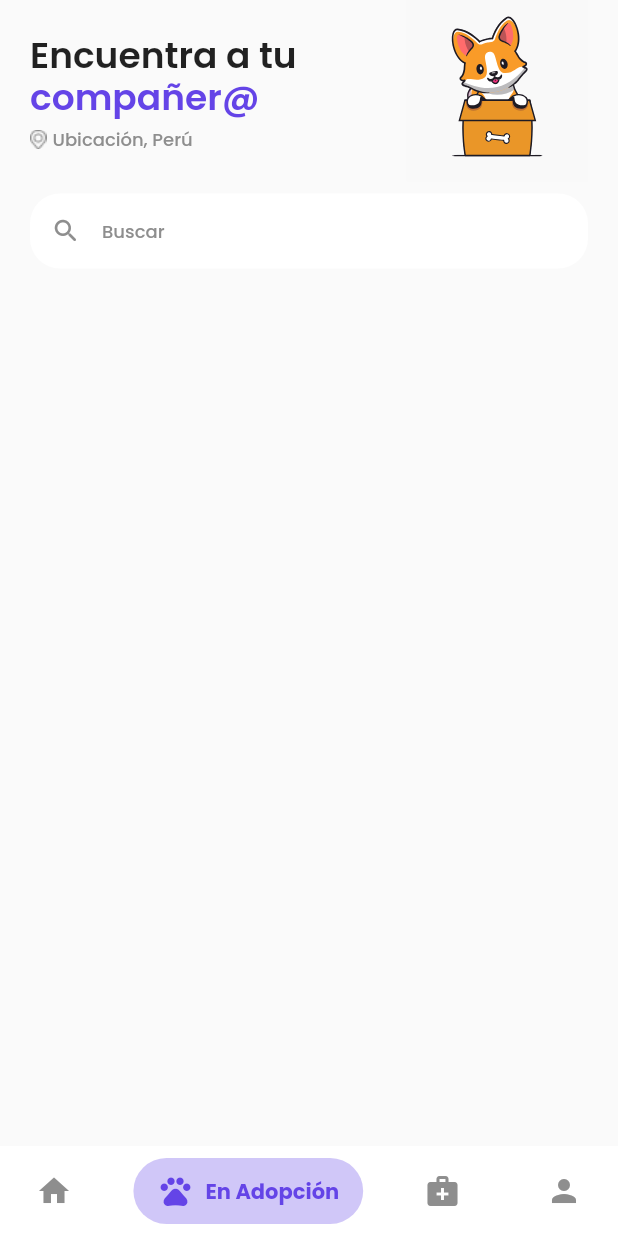
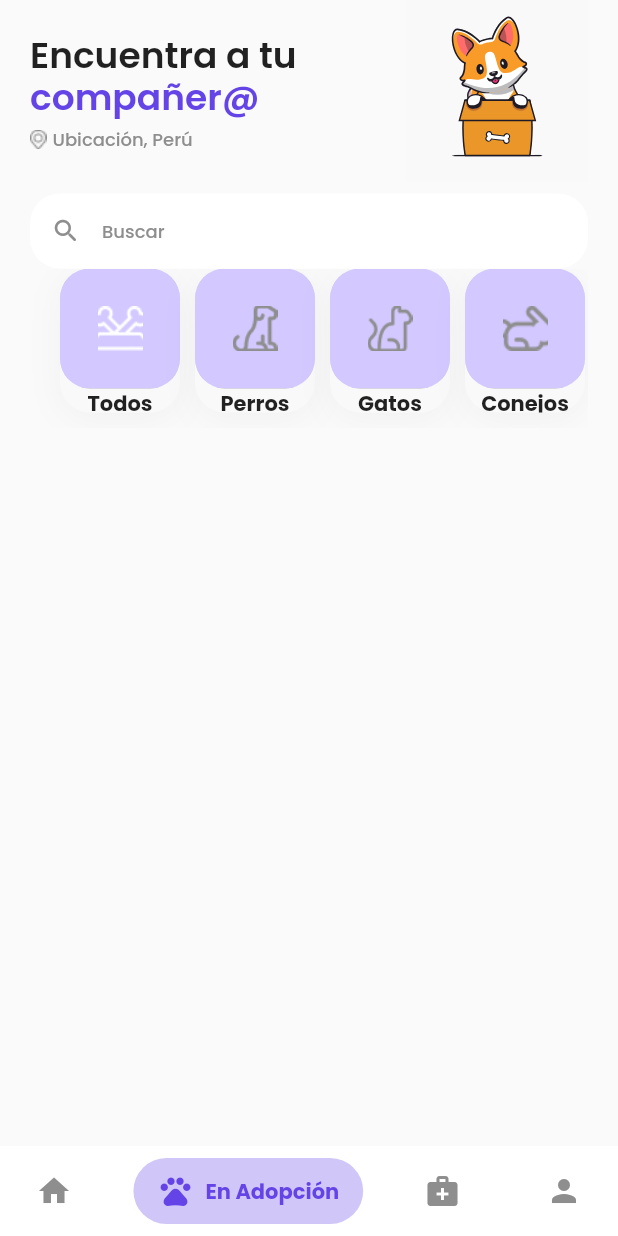
Before and after one commit to CruzAlvaro97/Pet_Care, a Flutter app: the screen it shows after launch, item 2 of the bottom bar chosen, on a phone screen of 412 x 824 dp. Run offline on Flutter 3.47's test engine with Material 2 defaults, Android fonts, the phone set to English and light mode, and no system bars; drawn by our look-alikes of salomon_bottom_bar; our stand-ins replace expandable_text, google_fonts, lottie, smooth_page_indicator; network calls fail.

Commit message:
2022/12/08
- Se modificó las rutas de los iconos de pet adoption page.

```diff
--- a/lib/src/models/pets_filter_model.dart
+++ b/lib/src/models/pets_filter_model.dart
@@ -11,11 +11,11 @@ class PetsFilter {
 List<PetsFilter> petsFilter = [
   PetsFilter(
     typePet: 'Todos',
-    iconPet: 'assets/icons/todosIcon_enAdopcion.png',
+    iconPet: 'assets/icons/todosIcon_enAdocion.png',
   ),
   PetsFilter(
     typePet: 'Perros',
-    iconPet: 'assets/icons/perrosIcon_enAdopcion.png',
+    iconPet: 'assets/icons/perrosIcon_enAdocion.png',
   ),
   PetsFilter(
     typePet: 'Gatos',
--- a/lib/src/views/pages/home_page/home_subpages/en_adopcion_subpage.dart
+++ b/lib/src/views/pages/home_page/home_subpages/en_adopcion_subpage.dart
@@ -106,7 +106,7 @@ class EnAdopcionSubPage extends StatelessWidget {
             //
 
             // Filtro Animales
-            // const _CarrouselPetsFilter(),
+            const _CarrouselPetsFilter(),
             //
           ],
         ),
@@ -115,62 +115,63 @@ class EnAdopcionSubPage extends StatelessWidget {
   }
 }
 
-// class _CarrouselPetsFilter extends StatelessWidget {
-//   const _CarrouselPetsFilter({
-//     Key? key,
-//   }) : super(key: key);
+class _CarrouselPetsFilter extends StatelessWidget {
+  const _CarrouselPetsFilter({
+    Key? key,
+  }) : super(key: key);
 
-//   @override
-//   Widget build(BuildContext context) {
-//     return SizedBox(
-//       height: 106,
-//       child: ListView.builder(
-//         itemCount: petsFilter.length,
-//         scrollDirection: Axis.horizontal,
-//         padding: const EdgeInsets.only(left: 20.0, right: 10.0),
-//         itemBuilder: (context, index) {
-//           final PetsFilter = petsFilter[index];
+  @override
+  Widget build(BuildContext context) {
+    return SizedBox(
+      height: 106,
+      child: ListView.builder(
+        itemCount: petsFilter.length,
+        scrollDirection: Axis.horizontal,
+        padding: const EdgeInsets.only(left: 20.0, right: 10.0),
+        itemBuilder: (context, index) {
+          //final PetsFilter = petsFilter[index];
+          final dataPets = petsFilter[index];
 
-//           return Container(
-//             width: 80,
-//             height: 106,
-//             margin: const EdgeInsets.only(right: 10.0, bottom: 10.0),
-//             decoration:
-//                 containerDecoration().copyWith(color: CustomColor.white2),
-//             child: Column(
-//               children: [
-//                 ClipRRect(
-//                   borderRadius: const BorderRadius.all(Radius.circular(20)),
-//                   child: MaterialButton(
-//                     height: 80,
-//                     minWidth: 80,
-//                     color: CustomColor.secondary,
-//                     disabledColor: CustomColor.white,
-//                     onPressed: () {},
-//                     child: SizedBox(
-//                       width: 50,
-//                       height: 50,
-//                       child: Image(
-//                         image: AssetImage(PetsFilter.iconPet),
-//                         fit: BoxFit.cover,
-//                       ),
-//                     ),
-//                   ),
-//                 ),
-//                 Expanded(
-//                   child: Container(
-//                     alignment: Alignment.center,
-//                     child: Text(
-//                       PetsFilter.typePet,
-//                       style: CustomTextStyle.text,
-//                     ),
-//                   ),
-//                 ),
-//               ],
-//             ),
-//           );
-//         },
-//       ),
-//     );
-//   }
-// }
+          return Container(
+            width: 80,
+            height: 106,
+            margin: const EdgeInsets.only(right: 10.0, bottom: 10.0),
+            decoration:
+                containerDecoration().copyWith(color: CustomColor.white2),
+            child: Column(
+              children: [
+                ClipRRect(
+                  borderRadius: const BorderRadius.all(Radius.circular(20)),
+                  child: MaterialButton(
+                    height: 80,
+                    minWidth: 80,
+                    color: CustomColor.secondary,
+                    disabledColor: CustomColor.white,
+                    onPressed: () {},
+                    child: SizedBox(
+                      width: 30,
+                      height: 30,
+                      child: Image(
+                        image: AssetImage(dataPets.iconPet),
+                        fit: BoxFit.cover,
+                      ),
+                    ),
+                  ),
+                ),
+                Expanded(
+                  child: Container(
+                    alignment: Alignment.center,
+                    child: Text(
+                      dataPets.typePet,
+                      style: CustomTextStyle.text,
+                    ),
+                  ),
+                ),
+              ],
+            ),
+          );
+        },
+      ),
+    );
+  }
+}
```
